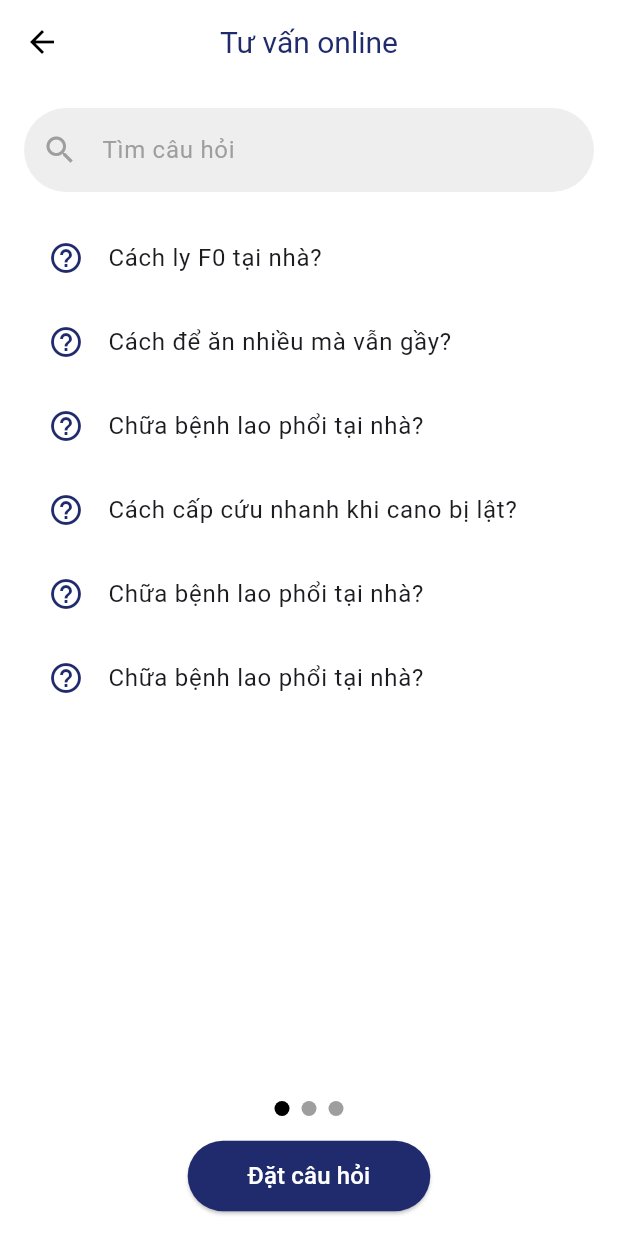
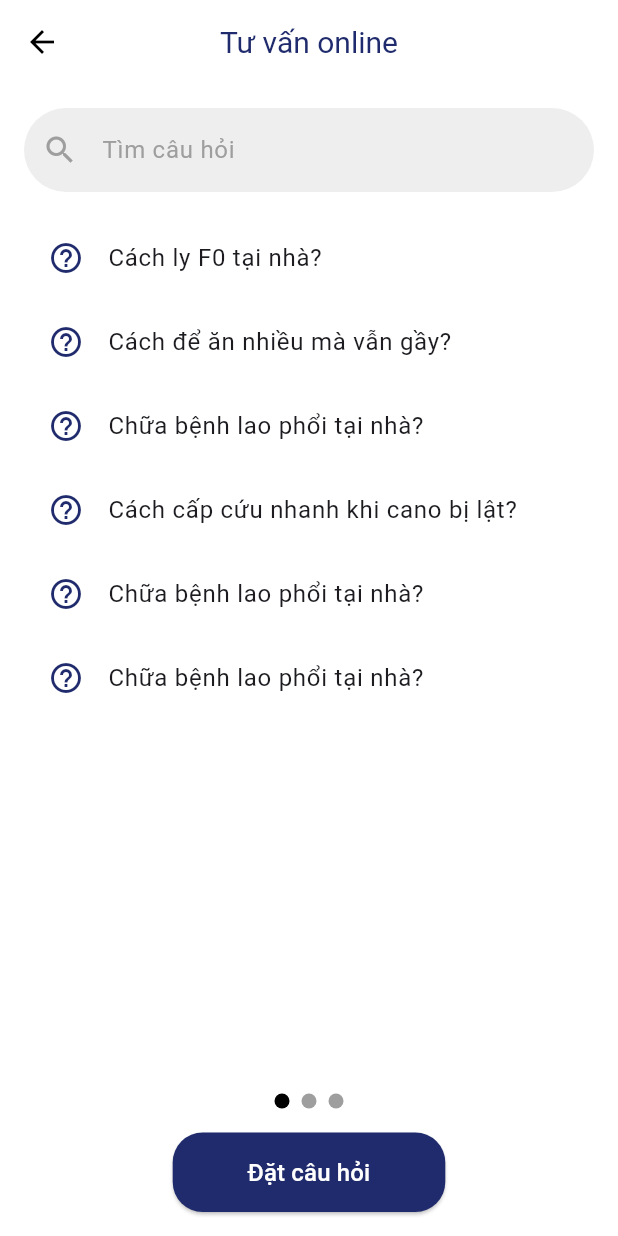
Before and after one commit to dominhhuy1703/Medical_Clinic, a Flutter app: the OnlineConsultationScreen screen opened directly, on a phone screen of 412 x 824 dp. Run offline on Flutter 3.47's test engine with Material 3 defaults, Android fonts, the phone set to English and light mode, and no system bars.

Commit message:
[Nhi] Online_Counsutlant edit shape"datcauhoi"

```diff
--- a/MedicalClinic/lib/online_consultant.dart
+++ b/MedicalClinic/lib/online_consultant.dart
@@ -95,10 +95,10 @@ class OnlineConsultationScreen extends StatelessWidget {
               },
               style: ElevatedButton.styleFrom(
                 backgroundColor: Color(0xFF1F2B6C),
-                padding: EdgeInsets.symmetric(horizontal: 40, vertical: 12),
                 shape: RoundedRectangleBorder(
-                  borderRadius: BorderRadius.circular(30),
+                  borderRadius: BorderRadius.circular(20),
                 ),
+                padding: EdgeInsets.symmetric(horizontal: 50, vertical: 15),
               ),
               child: Text(
                 'Đặt câu hỏi',
```
